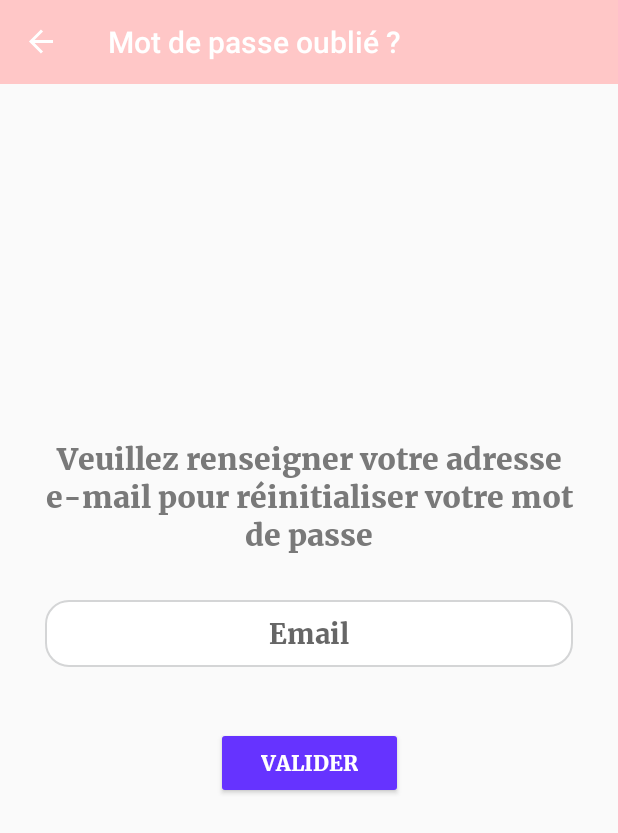
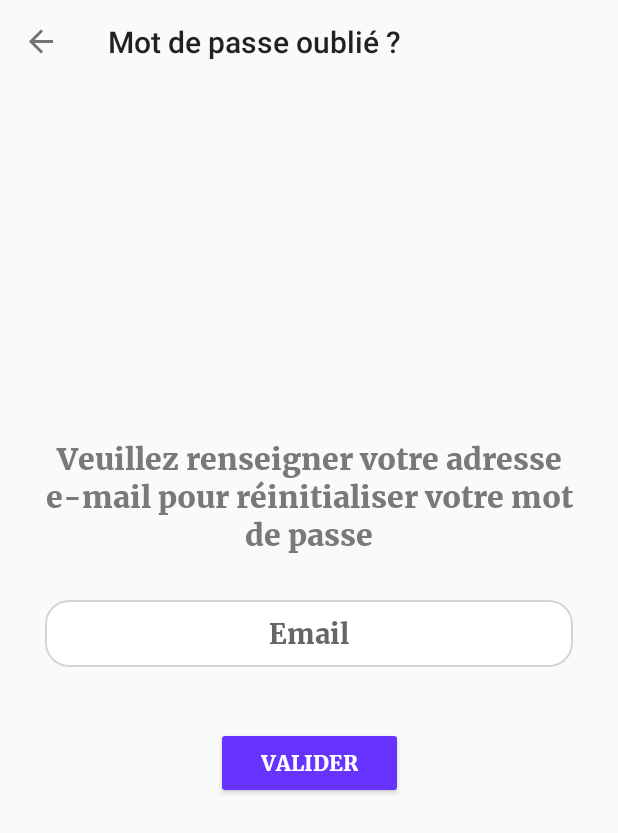
Before and after one commit to TheCreamOfTheCrop/Mobile_Application, an Android app: the screen it shows after launch (PasswordForgottenActivity), after a tap on "Mot de passe oublié ?", on a phone screen of 412 x 824 dp. Shown: the top 833 px of the screen. Run offline under Robolectric (Android 15) with nearby library versions, the phone set to English and light mode, and no system bars.

Commit message:
made login worked

```diff
--- a/app/src/main/java/ecalle/com/bmybank/LoginActivity.kt
+++ b/app/src/main/java/ecalle/com/bmybank/LoginActivity.kt
@@ -6,12 +6,14 @@ import android.os.Bundle
 import android.support.v7.app.AppCompatActivity
 import android.view.View
 import android.widget.EditText
+import android.widget.TextView
 import ecalle.com.bmybank.bo.LoginResponse
 import ecalle.com.bmybank.extensions.customAlert
 import ecalle.com.bmybank.extensions.log
 import ecalle.com.bmybank.extensions.textValue
 import ecalle.com.bmybank.services.BmyBankApi
 import kotlinx.android.synthetic.main.activity_login.*
+import org.jetbrains.anko.find
 import org.jetbrains.anko.startActivity
 import org.jetbrains.anko.startActivityForResult
 import org.jetbrains.anko.toast
@@ -22,8 +24,9 @@ import retrofit2.Response
 class LoginActivity : AppCompatActivity(), View.OnClickListener
 {
 
-    private val email: EditText? = null
-    private val password: EditText? = null
+    lateinit private var login: EditText
+    lateinit private var password: EditText
+    lateinit private var error: TextView
 
     companion object
     {
@@ -34,6 +37,10 @@ class LoginActivity : AppCompatActivity(), View.OnClickListener
     {
         super.onCreate(savedInstanceState)
         setContentView(R.layout.activity_login)
+
+        login = find(R.id.login)
+        password = find(R.id.password)
+        error = find(R.id.error)
 
         passwordForgotten.setOnClickListener(this)
         inscription.setOnClickListener(this)
@@ -64,16 +71,24 @@ class LoginActivity : AppCompatActivity(), View.OnClickListener
     private fun login()
     {
         val api = BmyBankApi.getInstance()
-        val loginRequest = api.login(email?.textValue, password?.textValue)
+        val loginRequest = api.login(login.textValue, password.textValue)
 
 
         loginRequest.enqueue(object : Callback<LoginResponse>
         {
             override fun onResponse(call: Call<LoginResponse>, response: Response<LoginResponse>)
             {
-                val loginResponse = response.body()
+                if (response.code() == 400)
+                {
+                    showError()
+                }
+                else
+                {
+                    showError(false)
+                    val loginResponse = response.body()
+                    toast("login completed $loginResponse")
+                }
 
-                toast("login repsonse : $loginResponse")
 
             }
 
@@ -86,4 +101,10 @@ class LoginActivity : AppCompatActivity(), View.OnClickListener
         log("end loading function")
 
     }
+
+    private fun showError(show: Boolean = true)
+    {
+        error.text = getString(R.string.wrong_email_or_password)
+        error.visibility = if (show) View.VISIBLE else View.GONE
+    }
 }
--- a/app/src/main/res/layout/activity_login.xml
+++ b/app/src/main/res/layout/activity_login.xml
@@ -71,6 +71,7 @@
                 />
 
             <TextView
+                android:id="@+id/error"
                 style="@style/ErrorLabel"
                 android:layout_width="wrap_content"
                 android:layout_height="wrap_content"
--- a/app/src/main/res/layout/toolbar.xml
+++ b/app/src/main/res/layout/toolbar.xml
@@ -5,7 +5,6 @@
     android:id="@+id/toolbar"
     android:layout_width="match_parent"
     android:layout_height="?attr/actionBarSize"
-    android:background="?attr/colorPrimary"
-    android:theme="@style/ThemeOverlay.AppCompat.Dark.ActionBar"
+    android:theme="@style/ThemeOverlay.AppCompat.Light"
     app:popupTheme="@style/ThemeOverlay.AppCompat.Light"
     />
--- a/app/src/main/res/values/strings.xml
+++ b/app/src/main/res/values/strings.xml
@@ -36,4 +36,5 @@
     <string name="not_well_format_names">Nom et Prénom ne doivent contenir que des lettres</string>
     <string name="quitting_inscription_validation">Êtes-vous sûr de vouloir annuler l\'inscription ?</string>
     <string name="cancel">Annuler</string>
+    <string name="wrong_email_or_password">Mauvais email ou mot de passe</string>
 </resources>
```
